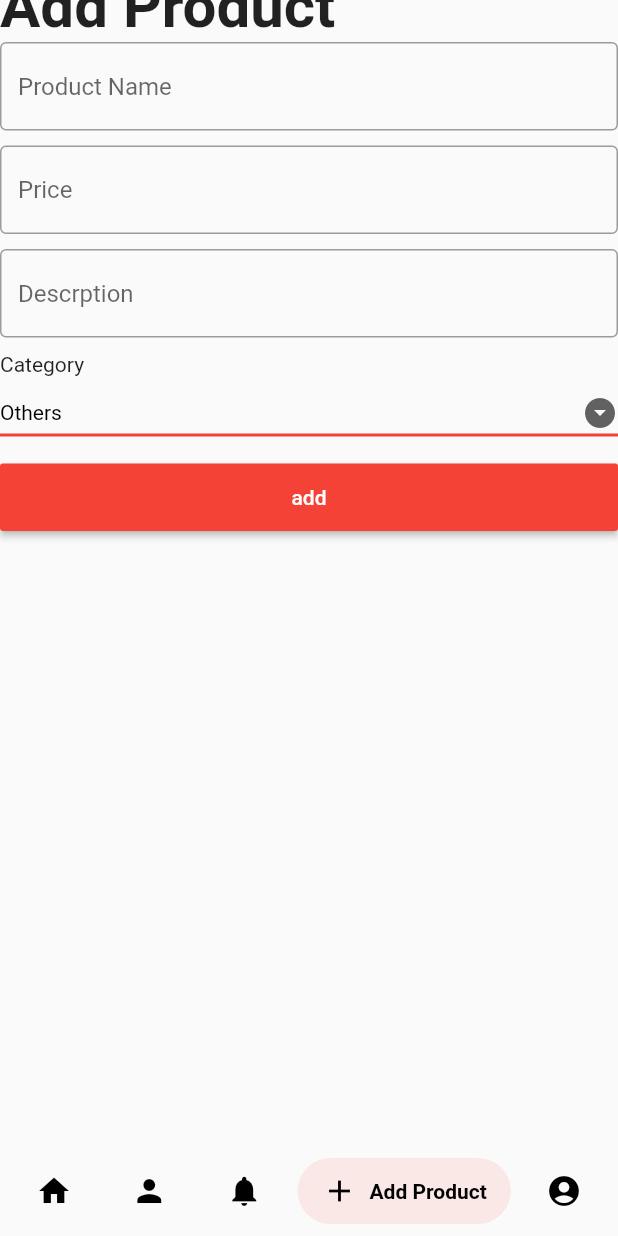
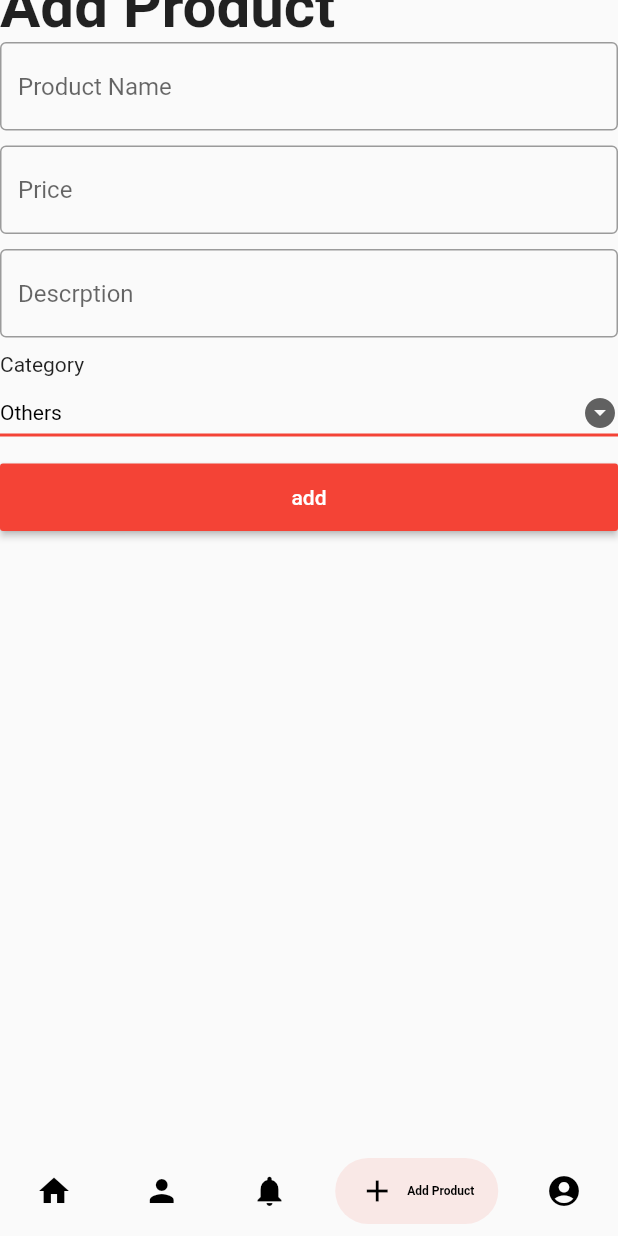
Before and after one commit to nixen2802/FlutterStudentZone, a Flutter app: the base screen opened by its route, item 4 of the bottom bar chosen, scrolled down 358 dp, on a phone screen of 412 x 824 dp. Run offline on Flutter 3.47's test engine with Material 2 defaults, Android fonts, the phone set to English and light mode, and no system bars; drawn by our look-alikes of salomon_bottom_bar; our stand-ins replace carousel_slider, cloud_firestore, firebase_auth, firebase_core, firebase_storage, fluttertoast and 1 more; accounts and stored records are empty; network calls fail.

Commit message:
fixed ui

```diff
--- a/lib/screens/base.dart
+++ b/lib/screens/base.dart
@@ -58,32 +58,32 @@ class _baseState extends State<base> {
             icon: Icon(Icons.home, color: Colors.black),
             title: Text(
               "Home",
-              style: TextStyle(color: Colors.black),
+              style: TextStyle(color: Colors.black,fontSize: 8),
             ),
           ),
 
           /// My Products
           SalomonBottomBarItem(
             icon: Icon(Icons.person, color: Colors.black),
-            title: Text("My Products", style: TextStyle(color: Colors.black)),
+            title: Text("My Products", style: TextStyle(color: Colors.black,fontSize: 8)),
           ),
 
           /// Notifications
           SalomonBottomBarItem(
             icon: Icon(Icons.notifications, color: Colors.black),
-            title: Text("Notifications", style: TextStyle(color: Colors.black)),
+            title: Text("Notifications", style: TextStyle(color: Colors.black,fontSize: 8)),
           ),
 
           /// Add Products
           SalomonBottomBarItem(
             icon: Icon(Icons.add, color: Colors.black),
-            title: Text("Add Product", style: TextStyle(color: Colors.black)),
+            title: Text("Add Product", style: TextStyle(color: Colors.black,fontSize: 8)),
           ),
 
           /// Profile
           SalomonBottomBarItem(
             icon: Icon(Icons.account_circle, color: Colors.black),
-            title: Text("Profile", style: TextStyle(color: Colors.black)),
+            title: Text("Profile", style: TextStyle(color: Colors.black,fontSize: 8)),
           ),
         ],
       ),
--- a/lib/screens/productdetail.dart
+++ b/lib/screens/productdetail.dart
@@ -206,7 +206,7 @@ class _productdetailState extends State<productdetail> {
                               children: [
                                 Container(
                                   height: 45,
-                                  width: 160,
+                                  width: 140,
                                   // width: double.infinity,
                                   child: RaisedButton(
                                     child: Text(
@@ -218,11 +218,11 @@ class _productdetailState extends State<productdetail> {
                                   ),
                                 ),
                                 SizedBox(
-                                  width: 50,
+                                  width: 40,
                                 ),
                                 Container(
                                   height: 45,
-                                  width: 160,
+                                  width: 140,
                                   // width: double.infinity,
                                   child: RaisedButton(
                                     child: Text(
```
Also changed, not shown: lib/screens/myproducts.dart (+8 -3 lines).
